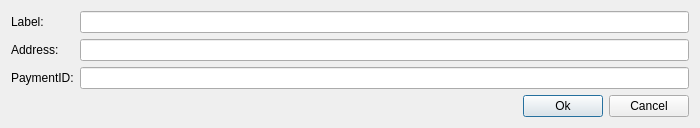
ConcealNetwork/conceal-desktop, file src/gui/ui/newaddressdialog.ui: the form before one commit.
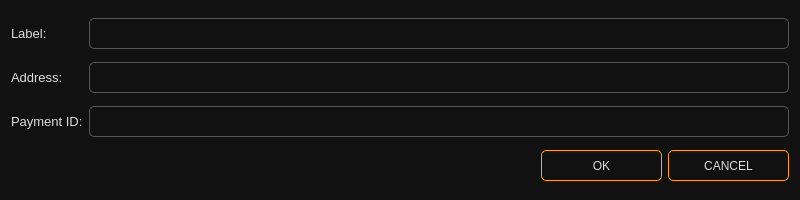
The form after the commit.

The edit to the form file:
```diff
--- a/src/gui/ui/newaddressdialog.ui
+++ b/src/gui/ui/newaddressdialog.ui
@@ -6,27 +6,17 @@
    <rect>
     <x>0</x>
     <y>0</y>
-    <width>700</width>
-    <height>125</height>
+    <width>800</width>
+    <height>200</height>
    </rect>
   </property>
   <property name="windowTitle">
    <string>New address</string>
   </property>
+  <property name="styleSheet">
+   <string notr="true">color: #ddd; background-color: #111; font-family: 'Raleway';</string>
+  </property>
   <layout class="QGridLayout" name="gridLayout">
-   <item row="0" column="0">
-    <widget class="QLabel" name="label">
-     <property name="sizePolicy">
-      <sizepolicy hsizetype="Maximum" vsizetype="Preferred">
-       <horstretch>0</horstretch>
-       <verstretch>0</verstretch>
-      </sizepolicy>
-     </property>
-     <property name="text">
-      <string>Label:</string>
-     </property>
-    </widget>
-   </item>
    <item row="1" column="0">
     <widget class="QLabel" name="label_2">
      <property name="sizePolicy">
@@ -35,21 +25,27 @@
        <verstretch>0</verstretch>
       </sizepolicy>
      </property>
+     <property name="styleSheet">
+      <string notr="true">font-size: 13px;</string>
+     </property>
      <property name="text">
       <string>Address:</string>
      </property>
     </widget>
    </item>
-   <item row="2" column="0">
-    <widget class="QLabel" name="label_3">
+   <item row="0" column="0">
+    <widget class="QLabel" name="label">
      <property name="sizePolicy">
       <sizepolicy hsizetype="Maximum" vsizetype="Preferred">
        <horstretch>0</horstretch>
        <verstretch>0</verstretch>
       </sizepolicy>
      </property>
+     <property name="styleSheet">
+      <string notr="true">font-size: 13px;</string>
+     </property>
      <property name="text">
-      <string>PaymentID:</string>
+      <string>Label:</string>
      </property>
     </widget>
    </item>
@@ -66,28 +62,71 @@
      </property>
     </spacer>
    </item>
+   <item row="2" column="0">
+    <widget class="QLabel" name="label_3">
+     <property name="sizePolicy">
+      <sizepolicy hsizetype="Maximum" vsizetype="Preferred">
+       <horstretch>0</horstretch>
+       <verstretch>0</verstretch>
+      </sizepolicy>
+     </property>
+     <property name="styleSheet">
+      <string notr="true">font-size: 13px;</string>
+     </property>
+     <property name="text">
+      <string>Payment ID:</string>
+     </property>
+    </widget>
+   </item>
+   <item row="3" column="3">
+    <widget class="QPushButton" name="m_cancelButton">
+     <property name="minimumSize">
+      <size>
+       <width>121</width>
+       <height>31</height>
+      </size>
+     </property>
+     <property name="styleSheet">
+      <string notr="true">color: #ddd; border: 1px solid orange; font-size: 12px; border-radius: 5px; font-family: 'Raleway';</string>
+     </property>
+     <property name="text">
+      <string>CANCEL</string>
+     </property>
+    </widget>
+   </item>
    <item row="3" column="2">
     <widget class="QPushButton" name="m_okButton">
      <property name="enabled">
       <bool>true</bool>
      </property>
+     <property name="minimumSize">
+      <size>
+       <width>121</width>
+       <height>31</height>
+      </size>
+     </property>
+     <property name="styleSheet">
+      <string notr="true">color: #ddd; border: 1px solid orange; font-size: 12px; border-radius: 5px; font-family: 'Raleway';</string>
+     </property>
      <property name="text">
-      <string>Ok</string>
+      <string>OK</string>
      </property>
      <property name="default">
       <bool>true</bool>
      </property>
     </widget>
    </item>
-   <item row="3" column="3">
-    <widget class="QPushButton" name="m_cancelButton">
-     <property name="text">
-      <string>Cancel</string>
-     </property>
-    </widget>
-   </item>
    <item row="2" column="1" colspan="3">
     <widget class="QLineEdit" name="m_contactPaymentIdEdit">
+     <property name="minimumSize">
+      <size>
+       <width>0</width>
+       <height>31</height>
+      </size>
+     </property>
+     <property name="styleSheet">
+      <string notr="true">padding: 3px; border: 1px solid #555; border-radius: 5px; font-family: 'Raleway'; font-size: 14px; color: #aaa;</string>
+     </property>
      <property name="echoMode">
       <enum>QLineEdit::Normal</enum>
      </property>
@@ -95,6 +134,15 @@
    </item>
    <item row="1" column="1" colspan="3">
     <widget class="QLineEdit" name="m_addressEdit">
+     <property name="minimumSize">
+      <size>
+       <width>0</width>
+       <height>31</height>
+      </size>
+     </property>
+     <property name="styleSheet">
+      <string notr="true">padding: 3px; border: 1px solid #555; border-radius: 5px; font-family: 'Raleway'; font-size: 14px; color: #aaa;</string>
+     </property>
      <property name="echoMode">
       <enum>QLineEdit::Normal</enum>
      </property>
@@ -108,6 +156,15 @@
        <verstretch>0</verstretch>
       </sizepolicy>
      </property>
+     <property name="minimumSize">
+      <size>
+       <width>0</width>
+       <height>31</height>
+      </size>
+     </property>
+     <property name="styleSheet">
+      <string notr="true">padding: 3px; border: 1px solid #555; border-radius: 5px; font-family: 'Raleway'; font-size: 14px; color: #aaa;</string>
+     </property>
      <property name="echoMode">
       <enum>QLineEdit::Normal</enum>
      </property>
```
